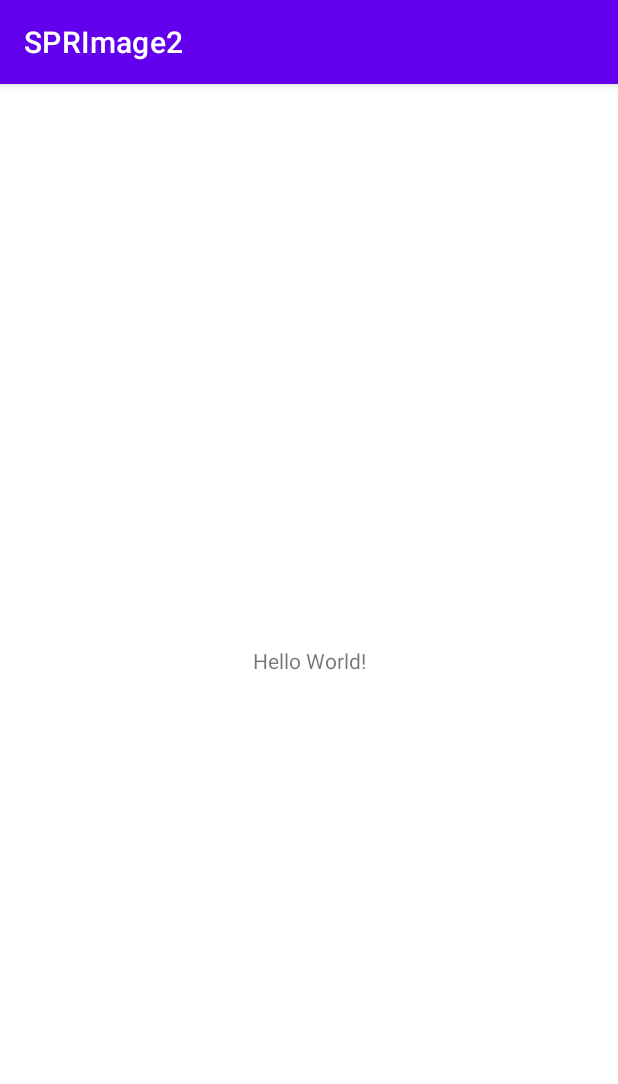
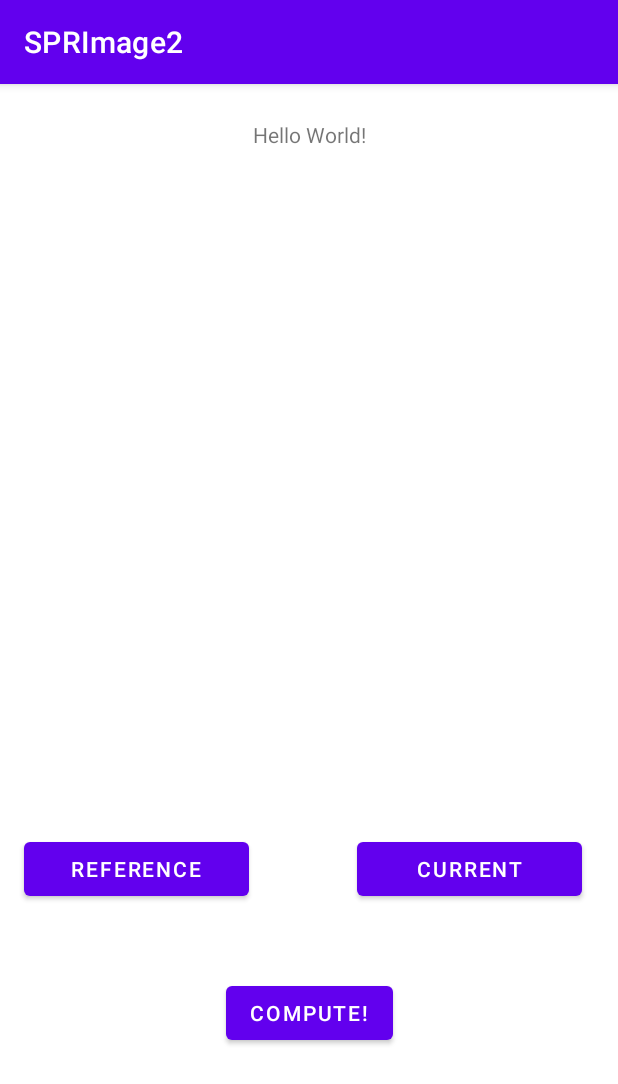
Before and after one commit to MrChen156/SPRImage-JNI, an Android app: the screen it shows after launch (MainActivity), on a phone screen of 412 x 824 dp. Shown: the top 1084 px of the screen. Run offline under Robolectric (Android 15) with nearby library versions, the phone set to English and light mode, and no system bars; libraries missing offline, so code that uses them is left out: org.opencv.core; 2 statements that could not run were skipped.

```diff
--- a/app/src/main/java/com/example/sprimage2/MainActivity.java
+++ b/app/src/main/java/com/example/sprimage2/MainActivity.java
@@ -1,11 +1,23 @@
 package com.example.sprimage2;
 
+import androidx.activity.result.ActivityResultCallback;
+import androidx.activity.result.ActivityResultLauncher;
+import androidx.activity.result.contract.ActivityResultContracts;
 import androidx.appcompat.app.AppCompatActivity;
 
+import android.content.Intent;
+import android.net.Uri;
 import android.os.Bundle;
+import android.util.Log;
+import android.view.View;
+import android.widget.ImageView;
 import android.widget.TextView;
 
 import com.example.sprimage2.databinding.ActivityMainBinding;
+
+import org.opencv.core.Mat;
+
+import java.util.Objects;
 
 public class MainActivity extends AppCompatActivity {
 
@@ -15,6 +27,9 @@ public class MainActivity extends AppCompatActivity {
     }
 
     private ActivityMainBinding binding;
+    private final String TOP_TAG = "SPR-Image_2";
+    private Uri referenceImageUri = null;
+    private Uri currentImageUri = null;
 
     @Override
     protected void onCreate(Bundle savedInstanceState) {
@@ -28,9 +43,60 @@ public class MainActivity extends AppCompatActivity {
         tv.setText(stringFromJNI());
     }
 
+    ActivityResultLauncher<Intent> selectReferenceImageUri = registerForActivityResult(
+            new ActivityResultContracts.StartActivityForResult(),
+            result -> {
+                Intent data = result.getData();
+                referenceImageUri = Objects.requireNonNull(data).getData();
+                if (referenceImageUri != null) {
+                    ImageView refView = (ImageView) findViewById(R.id.ReferenceView);
+                    refView.setImageURI(referenceImageUri);
+                }
+            }
+    );
+
+    ActivityResultLauncher<String> selectCurrentImageUri = registerForActivityResult(new ActivityResultContracts.GetContent(),
+            new ActivityResultCallback<Uri>() {
+                @Override
+                public void onActivityResult(Uri uri) {
+                    currentImageUri = uri;
+                    if (currentImageUri != null) {
+                        ImageView curView = (ImageView) findViewById(R.id.CurrentView);
+                        curView.setImageURI(currentImageUri);
+                    }
+                }
+            });
+
+    public void selectReference(View view) {
+        Intent intent = new Intent();
+        intent.setType("image/*");
+        intent.setAction(Intent.ACTION_GET_CONTENT);
+        selectReferenceImageUri.launch(intent);
+    }
+
+    public void selectCurrent(View view) {
+        selectCurrentImageUri.launch("image/*");
+    }
+
+    public void doComputation(View view) {
+        if (currentImageUri != null && referenceImageUri != null){
+            startComputation();
+        } else if (currentImageUri == null) {
+            selectCurrent(view);
+        } else if (referenceImageUri == null) {
+            selectReference(view);
+        }
+    }
+
+    public void startComputation(){
+
+    }
+
+    private native double computeFromJni(long mat_Addr_cur, long mat_Addr_ref);
+
     /**
      * A native method that is implemented by the 'sprimage2' native library,
      * which is packaged with this application.
      */
-    public native String stringFromJNI();
+//    public native String stringFromJNI();
 }
--- a/app/src/main/res/layout/activity_main.xml
+++ b/app/src/main/res/layout/activity_main.xml
@@ -9,11 +9,66 @@
     <TextView
         android:id="@+id/sample_text"
         android:layout_width="wrap_content"
-        android:layout_height="wrap_content"
+        android:layout_height="19dp"
+        android:layout_marginTop="24dp"
         android:text="Hello World!"
-        app:layout_constraintBottom_toBottomOf="parent"
         app:layout_constraintEnd_toEndOf="parent"
         app:layout_constraintStart_toStartOf="parent"
         app:layout_constraintTop_toTopOf="parent" />
 
+    <ImageView
+        android:id="@+id/ReferenceView"
+        android:layout_width="380dp"
+        android:layout_height="200dp"
+        android:layout_marginTop="16dp"
+        app:layout_constraintEnd_toEndOf="parent"
+        app:layout_constraintStart_toStartOf="parent"
+        app:layout_constraintTop_toBottomOf="@+id/sample_text"
+        tools:srcCompat="@tools:sample/avatars" />
+
+    <ImageView
+        android:id="@+id/CurrentView"
+        android:layout_width="380dp"
+        android:layout_height="200dp"
+        android:layout_marginStart="16dp"
+        android:layout_marginTop="16dp"
+        android:layout_marginEnd="16dp"
+        app:layout_constraintEnd_toEndOf="parent"
+        app:layout_constraintHorizontal_bias="0.483"
+        app:layout_constraintStart_toStartOf="parent"
+        app:layout_constraintTop_toBottomOf="@+id/ReferenceView"
+        tools:srcCompat="@tools:sample/avatars" />
+
+    <Button
+        android:id="@+id/refBtn"
+        android:layout_width="150dp"
+        android:layout_height="wrap_content"
+        android:layout_marginStart="16dp"
+        android:layout_marginTop="24dp"
+        android:onClick="selectReference"
+        android:text="@string/reference"
+        app:layout_constraintStart_toStartOf="parent"
+        app:layout_constraintTop_toBottomOf="@+id/CurrentView" />
+
+    <Button
+        android:id="@+id/curBtn"
+        android:layout_width="150dp"
+        android:layout_height="wrap_content"
+        android:layout_marginTop="24dp"
+        android:layout_marginEnd="24dp"
+        android:onClick="selectCurrent"
+        android:text="@string/current"
+        app:layout_constraintEnd_toEndOf="parent"
+        app:layout_constraintTop_toBottomOf="@+id/CurrentView" />
+
+    <Button
+        android:id="@+id/comBtn"
+        android:layout_width="wrap_content"
+        android:layout_height="wrap_content"
+        android:layout_marginTop="120dp"
+        android:text="@string/compute"
+        app:layout_constraintEnd_toEndOf="parent"
+        app:layout_constraintStart_toStartOf="parent"
+        app:layout_constraintTop_toBottomOf="@+id/CurrentView" />
+
 </androidx.constraintlayout.widget.ConstraintLayout>
--- a/app/src/main/res/values/strings.xml
+++ b/app/src/main/res/values/strings.xml
@@ -1,3 +1,6 @@
 <resources>
     <string name="app_name">SPRImage2</string>
+    <string name="reference">Reference</string>
+    <string name="current">Current</string>
+    <string name="compute">Compute!</string>
 </resources>
```
Also changed, not shown: 10 other files.
